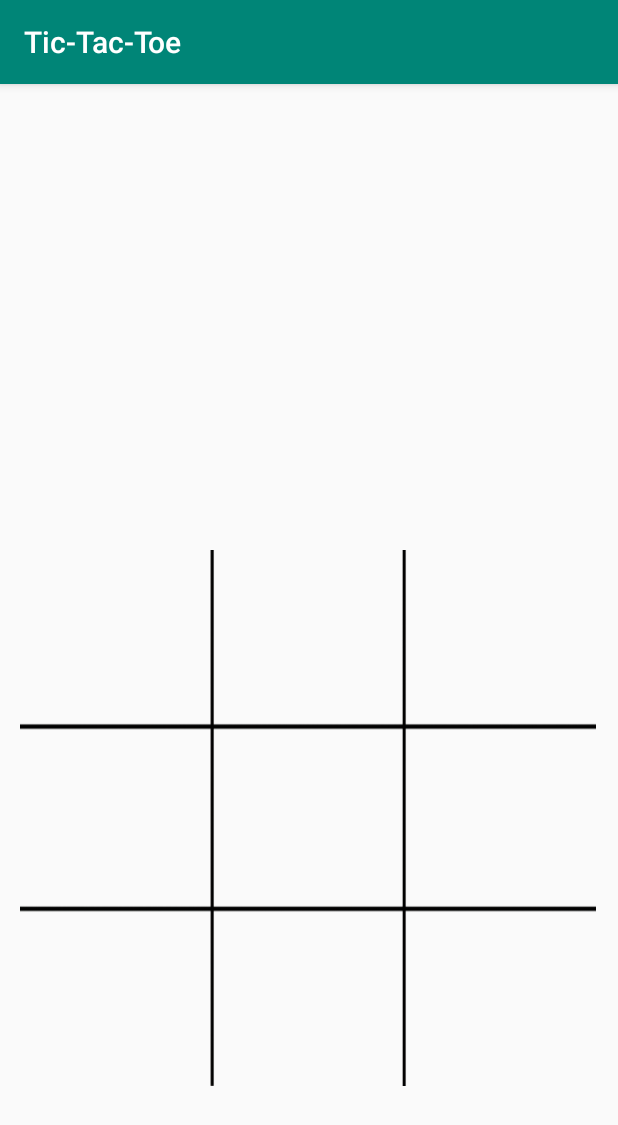
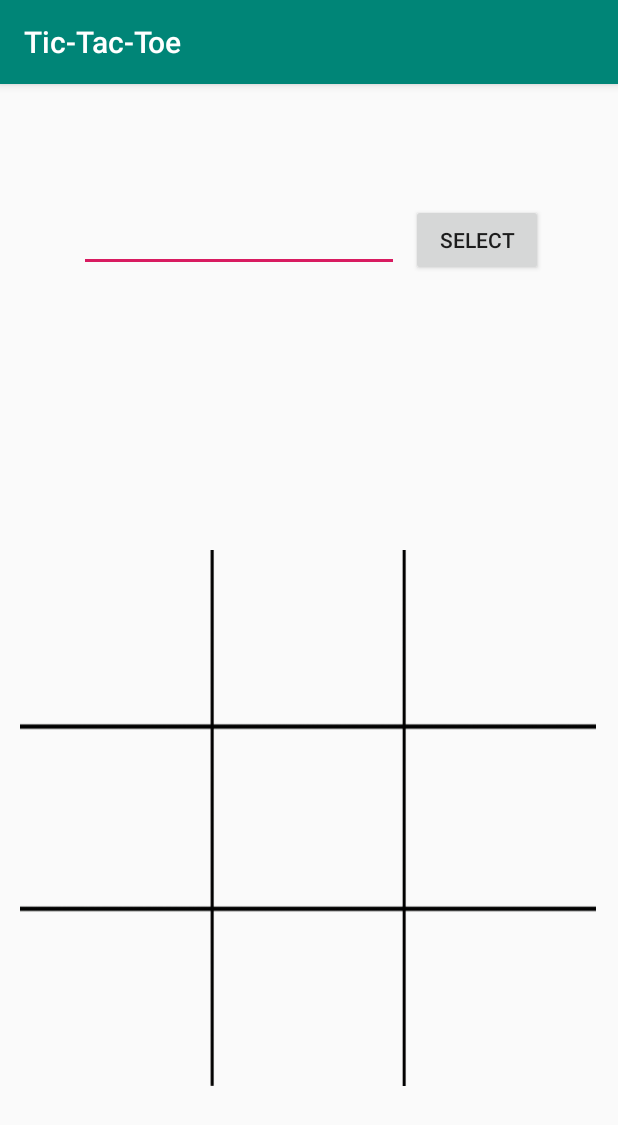
Before and after one commit to sjain30/TicTacToe-App, an Android app: the screen it shows after launch (MainActivity), on a phone screen of 412 x 824 dp. Shown: the top 1125 px of the screen. Run offline under Robolectric (Android 15) with nearby library versions, the phone set to English and light mode, and no system bars.

Commit message:
Added option to select player before game begins

```diff
--- a/app/src/main/java/com/example/tic_tac_toe/MainActivity.java
+++ b/app/src/main/java/com/example/tic_tac_toe/MainActivity.java
@@ -15,11 +15,39 @@ public class MainActivity extends AppCompatActivity {
 
     //2: o. 1: x
 
+
     int map[]= new int[10];
-    int player=2;
+
+    int player;
     boolean gameover=false;
+
+    View.OnClickListener listener = new View.OnClickListener() {
+        @Override
+        public void onClick(View view) {
+            EditText play= findViewById(R.id.editText);
+
+            String get= play.getText().toString();
+            if(get.equals("X")||get.equals("x")){
+                player=1;
+            }else
+                player=2;
+//            play.setText("");
+            play.setEnabled(false);
+            if (player==2) {
+
+                Toast.makeText(MainActivity.this, "O goes first", Toast.LENGTH_LONG).show();
+            }else
+                Toast.makeText(MainActivity.this, "X goes first", Toast.LENGTH_LONG).show();
+
+
+        }
+
+    };
+
+
     public void dropIn(View view)
     {
+
         ImageView imageview = (ImageView)view;
         int tag= Integer.parseInt(imageview.getTag().toString());
         if (map[tag+1]==0 && gameover==false) {
@@ -103,7 +131,7 @@ public class MainActivity extends AppCompatActivity {
         if (map[7]==item && map[8]==item &&map[9]==item){
             return true;
         }
-        if (map[4]==item && map[5]==item &&map[6]==item){
+        if (map[4]==item &&map[5]==item &&map[6]==item){
             return true;
         }
         if (map[1]==item && map[2]==item &&map[3]==item){
@@ -138,6 +166,8 @@ public class MainActivity extends AppCompatActivity {
     protected void onCreate(Bundle savedInstanceState) {
         super.onCreate(savedInstanceState);
         setContentView(R.layout.activity_main);
+
+        Button button=findViewById(R.id.button2);
 //
 //        EditText editText = findViewById(R.id.editText);
 //        char ch= editText.getText().toString().charAt(0);
@@ -148,6 +178,11 @@ public class MainActivity extends AppCompatActivity {
 //            player=2;
 //        }
 //        editText.setVisibility(View.INVISIBLE);
-        Toast.makeText(this, "O goes first", Toast.LENGTH_LONG).show();
+
+
+        button.setOnClickListener(listener);
+
+//            Toast.makeText(this, "O goes first", Toast.LENGTH_LONG).show();
+
     }
 }
--- a/app/src/main/res/layout/activity_main.xml
+++ b/app/src/main/res/layout/activity_main.xml
@@ -128,7 +128,7 @@
         android:layout_height="wrap_content"
         android:layout_marginStart="175dp"
         android:layout_marginLeft="175dp"
-        android:layout_marginTop="32dp"
+        android:layout_marginTop="8dp"
         android:layout_marginEnd="177dp"
         android:layout_marginRight="177dp"
         android:gravity="center"
@@ -138,8 +138,9 @@
         android:textStyle="bold|italic"
         android:visibility="invisible"
         app:layout_constraintEnd_toEndOf="parent"
+        app:layout_constraintHorizontal_bias="0.511"
         app:layout_constraintStart_toStartOf="parent"
-        app:layout_constraintTop_toTopOf="parent" />
+        app:layout_constraintTop_toBottomOf="@+id/button" />
 
     <Button
         android:id="@+id/button"
@@ -147,16 +148,42 @@
         android:layout_height="wrap_content"
         android:layout_marginStart="161dp"
         android:layout_marginLeft="161dp"
-        android:layout_marginTop="53dp"
+        android:layout_marginTop="40dp"
         android:layout_marginEnd="162dp"
         android:layout_marginRight="162dp"
-        android:layout_marginBottom="85dp"
+        android:layout_marginBottom="72dp"
         android:onClick="playagain"
         android:text="Play Again"
         android:visibility="invisible"
         app:layout_constraintBottom_toTopOf="@+id/gridLayout"
         app:layout_constraintEnd_toEndOf="parent"
         app:layout_constraintStart_toStartOf="parent"
-        app:layout_constraintTop_toBottomOf="@+id/textView" />
+        app:layout_constraintTop_toBottomOf="@+id/editText" />
+
+    <EditText
+        android:id="@+id/editText"
+        android:layout_width="wrap_content"
+        android:layout_height="wrap_content"
+        android:layout_marginStart="44dp"
+        android:layout_marginLeft="44dp"
+        android:layout_marginTop="80dp"
+        android:layout_marginEnd="8dp"
+        android:layout_marginRight="8dp"
+        android:ems="10"
+        android:inputType="textPersonName"
+        app:layout_constraintEnd_toEndOf="parent"
+        app:layout_constraintHorizontal_bias="0.061"
+        app:layout_constraintStart_toStartOf="parent"
+        app:layout_constraintTop_toTopOf="parent" />
+
+    <Button
+        android:id="@+id/button2"
+        android:layout_width="wrap_content"
+        android:layout_height="wrap_content"
+        android:layout_marginStart="8dp"
+        android:layout_marginLeft="8dp"
+        android:text="Select"
+        app:layout_constraintBaseline_toBaselineOf="@+id/editText"
+        app:layout_constraintStart_toEndOf="@+id/editText" />
 
 </androidx.constraintlayout.widget.ConstraintLayout>
```
